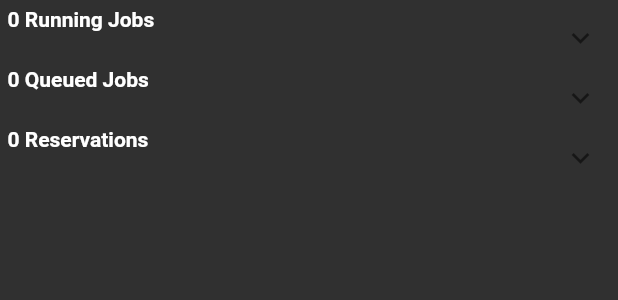
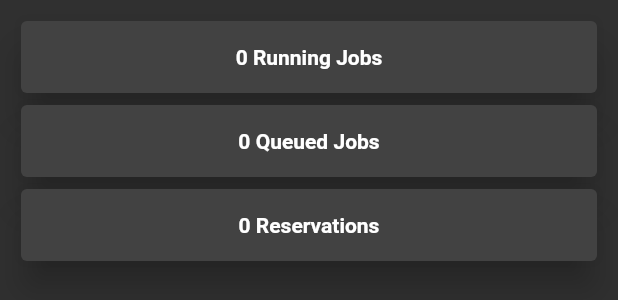
Before and after one commit to LuckierDodge/alcf-on-the-move, a Flutter app: the JobList widget shown alone on an empty page, opened directly with empty values, on a phone screen of 412 x 824 dp. Shown: the top 300 px of the screen. Run offline on Flutter 3.47's test engine with Material 2 defaults, Android fonts, the phone set to English and light mode, and no system bars; drawn by our look-alikes of expandable; our stand-ins replace conditional_builder, connectivity; missing offline and left inert: flutter_circular_chart; generated files the repository leaves out were written again; network calls fail.

```diff
--- a/lib/joblist.dart
+++ b/lib/joblist.dart
@@ -23,51 +23,126 @@ class JobListState extends State<JobList> {
 
   /// Builds the widget
   @override
+//  Widget build(BuildContext context) {
+//    var runningJobs = activity.runningJobs.length;
+//    var queuedJobs = activity.queuedJobs.length;
+//    var reservations = activity.reservations.length;
+//
+//    return Container(
+//        padding: EdgeInsets.all(5),
+//        child: ListView(
+//          shrinkWrap: true,
+//          children: <Widget>[
+//            // Running Jobs
+//            Card(
+//              elevation: 10,
+//              child: Container(
+//                padding: EdgeInsets.all(2.0),
+//                child: ExpandableNotifier(
+//                  child: Container(
+//                    padding: EdgeInsets.all(2.0),
+//                    child: ExpandablePanel(
+//                      header: Container(
+//                        padding: EdgeInsets.all(12.0),
+//                        alignment: Alignment.center,
+//                        child: Text(
+//                          "$runningJobs Running Jobs",
+//                          style: TextStyle(fontWeight: FontWeight.bold),
+//                          textAlign: TextAlign.left,
+//                        ),
+//                      ),
+//                      expanded: _runningJobs(),
+//                    ),
+//                  ),
+//                ),
+//              ),
+//            ),
+//            // Queued Jobs
+//            Card(
+//              elevation: 10,
+//              child: Container(
+//                padding: EdgeInsets.all(2.0),
+//                child: ExpandableNotifier(
+//                  child: ExpandablePanel(
+//                    header: Text(
+//                      "$queuedJobs Queued Jobs",
+//                      style: TextStyle(fontWeight: FontWeight.bold),
+//                    ),
+//                    expanded: _queuedJobs(),
+//                  ),
+//                ),
+//              ),
+//            ),
+//            // Reservations
+//            Card(
+//              elevation: 10,
+//              child: Container(
+//                padding: EdgeInsets.all(2.0),
+//                child: ExpandableNotifier(
+//                  child: ExpandablePanel(
+//                      header: Text(
+//                        "$reservations Reservations",
+//                        style: TextStyle(fontWeight: FontWeight.bold),
+//                      ),
+//                      expanded: _reservations()),
+//                ),
+//              ),
+//            ),
+//          ],
+//        ));
+//  }
+
   Widget build(BuildContext context) {
     var runningJobs = activity.runningJobs.length;
     var queuedJobs = activity.queuedJobs.length;
     var reservations = activity.reservations.length;
+    return ListView.builder(
+        padding: const EdgeInsets.all(10.0),
+        shrinkWrap: true,
+        itemBuilder: (context, i) {
+          if (i == 0) {
+            return _listCard("$runningJobs Running Jobs", _runningJobs());
+          } else if (i == 1) {
+            return _listCard("$queuedJobs Queued Jobs", _queuedJobs());
+          } else if (i == 2) {
+            return _listCard("$reservations Reservations", _reservations());
+          } else {
+            return null;
+          }
+        });
+  }
 
-    return Container(
-        padding: EdgeInsets.all(5),
-        child: ListView(
-          shrinkWrap: true,
-          children: <Widget>[
-            // Running Jobs
-            ExpandableNotifier(
-              child: ExpandablePanel(
-                header: Text(
-                  "$runningJobs Running Jobs",
+  _listCard(String title, Widget subWidget) {
+    return Card(
+      elevation: 10,
+      borderOnForeground: true,
+      child: Container(
+        padding: EdgeInsets.all(2.0),
+        child: ExpandableNotifier(
+          child: Container(
+            padding: EdgeInsets.all(2.0),
+            child: ExpandablePanel(
+              hasIcon: false,
+              headerAlignment: ExpandablePanelHeaderAlignment.center,
+              header: Container(
+                padding: EdgeInsets.all(12.0),
+                alignment: Alignment.center,
+                child: Text(
+                  title,
                   style: TextStyle(fontWeight: FontWeight.bold),
+                  textAlign: TextAlign.left,
                 ),
-                expanded: _runningJobs(),
               ),
+              expanded: subWidget,
             ),
-            // Queued Jobs
-            ExpandableNotifier(
-              child: ExpandablePanel(
-                header: Text(
-                  "$queuedJobs Queued Jobs",
-                  style: TextStyle(fontWeight: FontWeight.bold),
-                ),
-                expanded: _queuedJobs(),
-              ),
-            ),
-            // Reservations
-            ExpandableNotifier(
-              child: ExpandablePanel(
-                  header: Text(
-                    "$reservations Reservations",
-                    style: TextStyle(fontWeight: FontWeight.bold),
-                  ),
-                  expanded: _reservations()),
-            ),
-          ],
-        ));
+          ),
+        ),
+      ),
+    );
   }
 
   /// Displays all the running jobs
-  _runningJobs() {
+  Widget _runningJobs() {
     List<Widget> widgetList = [];
     activity.runningJobs.forEach((job) {
       widgetList.add(Divider());
@@ -132,8 +207,11 @@ class JobListState extends State<JobList> {
         ),
       )));
     });
-    return Column(
-      children: widgetList,
+    return Container(
+      padding: EdgeInsets.all(10.0),
+      child: Column(
+        children: widgetList,
+      ),
     );
   }
 
--- a/pubspec.yaml
+++ b/pubspec.yaml
@@ -32,6 +32,7 @@ dependencies:
   url_launcher: ^5.1.0
   expandable: ^3.0.0+1
   tree_view: ^0.0.5
+  conditional_builder: ^1.0.2
 
 dev_dependencies:
   flutter_test:
```
Also changed, not shown: lib/activity.dart (+53 -2 lines), lib/mapvisualization.dart (+74 -36 lines), lib/status.dart (+22 -5 lines), test-activity.json (added, +46 -0 lines), pubspec.lock.
